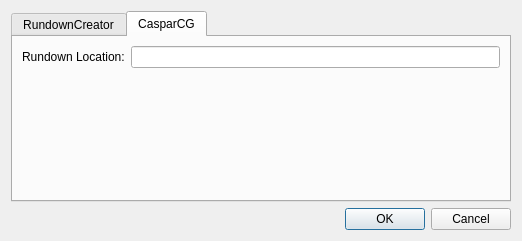
Old version of the form settingsdialog.ui in the repository petersimonsson/rcexportcg.
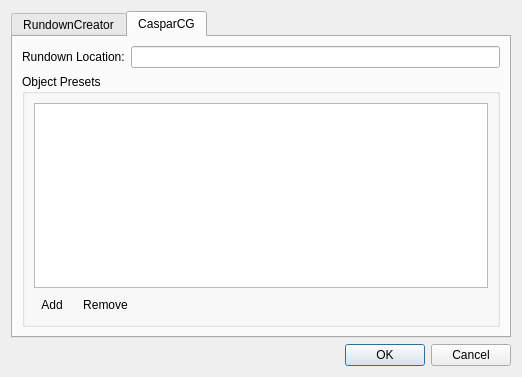
New version of the form. The open tabs and pages were chosen to show the change.

Commit message: Add configurable presets for arbitrary objects

The edit to the form file:
```diff
--- a/settingsdialog.ui
+++ b/settingsdialog.ui
@@ -7,7 +7,7 @@
     <x>0</x>
     <y>0</y>
     <width>522</width>
-    <height>241</height>
+    <height>377</height>
    </rect>
   </property>
   <property name="windowTitle">
@@ -94,18 +94,59 @@
        <item row="0" column="1">
         <widget class="QLineEdit" name="ccgRundownLocationEdit"/>
        </item>
-       <item row="1" column="1">
-        <spacer name="verticalSpacer_2">
-         <property name="orientation">
-          <enum>Qt::Vertical</enum>
+       <item row="1" column="0" colspan="2">
+        <widget class="QGroupBox" name="groupBox">
+         <property name="title">
+          <string>Object Presets</string>
          </property>
-         <property name="sizeHint" stdset="0">
-          <size>
-           <width>20</width>
-           <height>40</height>
-          </size>
+         <property name="flat">
+          <bool>true</bool>
          </property>
-        </spacer>
+         <layout class="QGridLayout" name="gridLayout_3">
+          <item row="1" column="1">
+           <widget class="QToolButton" name="removeObjectButton">
+            <property name="toolTip">
+             <string>Remove</string>
+            </property>
+            <property name="text">
+             <string>Remove</string>
+            </property>
+            <property name="autoRaise">
+             <bool>true</bool>
+            </property>
+           </widget>
+          </item>
+          <item row="1" column="0">
+           <widget class="QToolButton" name="addObjectButton">
+            <property name="toolTip">
+             <string>Add</string>
+            </property>
+            <property name="text">
+             <string>Add</string>
+            </property>
+            <property name="autoRaise">
+             <bool>true</bool>
+            </property>
+           </widget>
+          </item>
+          <item row="1" column="2">
+           <spacer name="horizontalSpacer">
+            <property name="orientation">
+             <enum>Qt::Horizontal</enum>
+            </property>
+            <property name="sizeHint" stdset="0">
+             <size>
+              <width>40</width>
+              <height>20</height>
+             </size>
+            </property>
+           </spacer>
+          </item>
+          <item row="0" column="0" colspan="3">
+           <widget class="QTreeView" name="objectView"/>
+          </item>
+         </layout>
+        </widget>
        </item>
       </layout>
      </widget>
```
Left out of the diff: 34 changed lines with no effect on the pictures. The commit also changes 10 other files.
